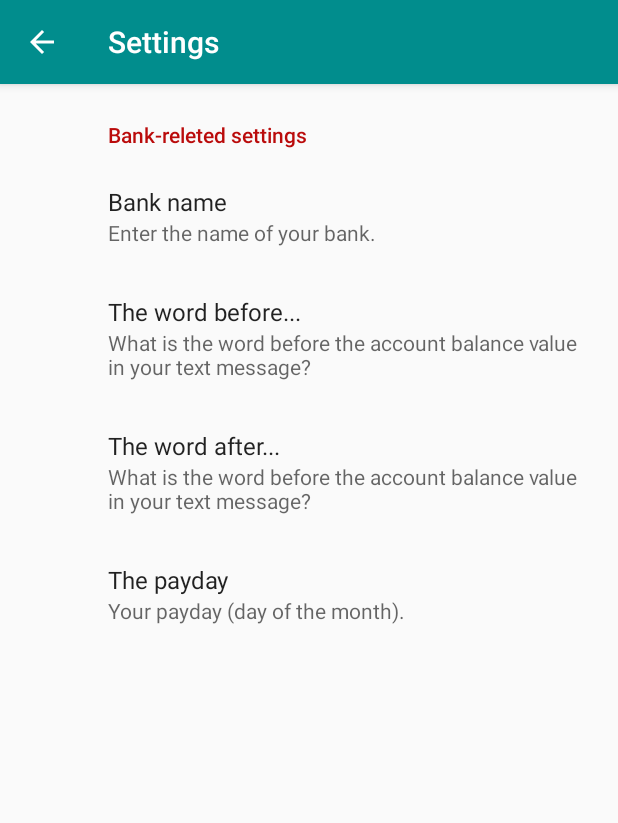
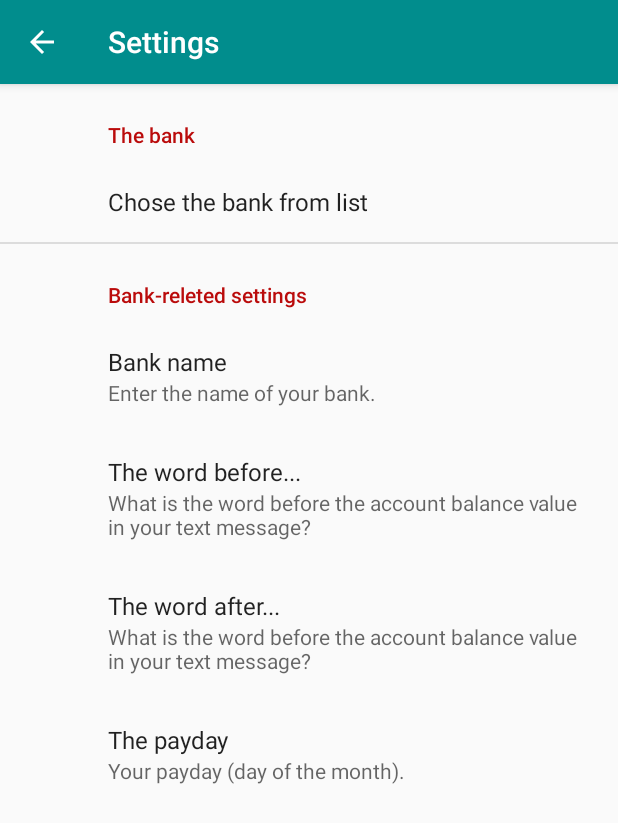
Before and after one commit to RomanJunczys/MyExpenses, an Android app: the SettingsActivity screen opened directly, with no data from a screen before it, on a phone screen of 412 x 824 dp. Shown: the top 823 px of the screen. Run offline under Robolectric (Android 15) with nearby library versions, the phone set to English and light mode, and no system bars; our stand-ins replace androidx.preference.

Commit message:
I've added StartActivity.
Start Activity check if preferencec contain sets of bank settings. If so than start the mainActivity. If don't than start settingsActivity.

I modify settingsActivity. If you choose none in list of bank the app is finish. If you choose The Bank, the sets of settings for him are set by default.

```diff
--- a/app/build.gradle
+++ b/app/build.gradle
@@ -17,7 +17,7 @@ android {
             }
         }
 
-        minSdkVersion 27
+        minSdkVersion 24
         targetSdkVersion 28
         versionCode 1
         versionName "1.0"
--- a/app/src/main/java/pl/krakow/junczys/myexpenses/MainActivity.java
+++ b/app/src/main/java/pl/krakow/junczys/myexpenses/MainActivity.java
@@ -207,6 +207,7 @@ public class MainActivity extends AppCompatActivity {
         if (id == R.id.id_action_settings) {
             Intent intent = new Intent(MainActivity.this, SettingsActivity.class);
             startActivity(intent);
+            finish();
             return true;
         }
         return super.onOptionsItemSelected(item);
--- a/app/src/main/res/values/arrays.xml
+++ b/app/src/main/res/values/arrays.xml
@@ -1,4 +1,18 @@
 <resources>
+
+    <!-- Choose the Bank Preference -->
+    <string-array name="choose_bank_entries">
+        <item>Alior Bank</item>
+        <item>mBank</item>
+        <item>None</item>
+    </string-array>
+
+    <string-array name="choose_bank_values">
+        <item>alior_bank</item>
+        <item>mbank</item>
+        <item>none</item>
+    </string-array>
+
     <!-- Reply Preference -->
     <string-array name="reply_entries">
         <item>Reply</item>
@@ -9,4 +23,5 @@
         <item>reply</item>
         <item>reply_all</item>
     </string-array>
+
 </resources>
--- a/app/src/main/res/values/strings.xml
+++ b/app/src/main/res/values/strings.xml
@@ -26,4 +26,6 @@
     <string name="title_activity_settings">Settings</string>
     <string name="str_bank_related_settings">Bank-releted settings</string>
     <string name="str_bank_name_preference">Bank name</string>
+    <string name="str_i_get_text_messages">I get text messages with the account balance.</string>
+    <string name="str_i_dont_get_text_messages">I don\'t get text messages with the account balance.</string>
 </resources>
--- a/app/src/main/res/xml/root_preferences.xml
+++ b/app/src/main/res/xml/root_preferences.xml
@@ -1,5 +1,15 @@
 <PreferenceScreen xmlns:android="http://schemas.android.com/apk/res/android"
     xmlns:app="http://schemas.android.com/apk/res-auto">
+
+    <PreferenceCategory android:title="The bank">
+
+        <ListPreference
+            android:defaultValue="none"
+            android:entries="@array/choose_bank_entries"
+            android:entryValues="@array/choose_bank_values"
+            android:key="key_choose_bank_list_preference"
+            android:title="Chose the bank from list" />
+    </PreferenceCategory>
 
     <PreferenceCategory android:title="@string/str_bank_related_settings">
 
```
Also changed, not shown: app/src/main/AndroidManifest.xml (+8 -2 lines), app/src/main/java/pl/krakow/junczys/myexpenses/SettingsActivity.java (+51 -1 lines), app/src/main/java/pl/krakow/junczys/myexpenses/StartActivity.java (added, +54 -0 lines), app/src/main/res/layout/activity_start.xml (added, +34 -0 lines).
